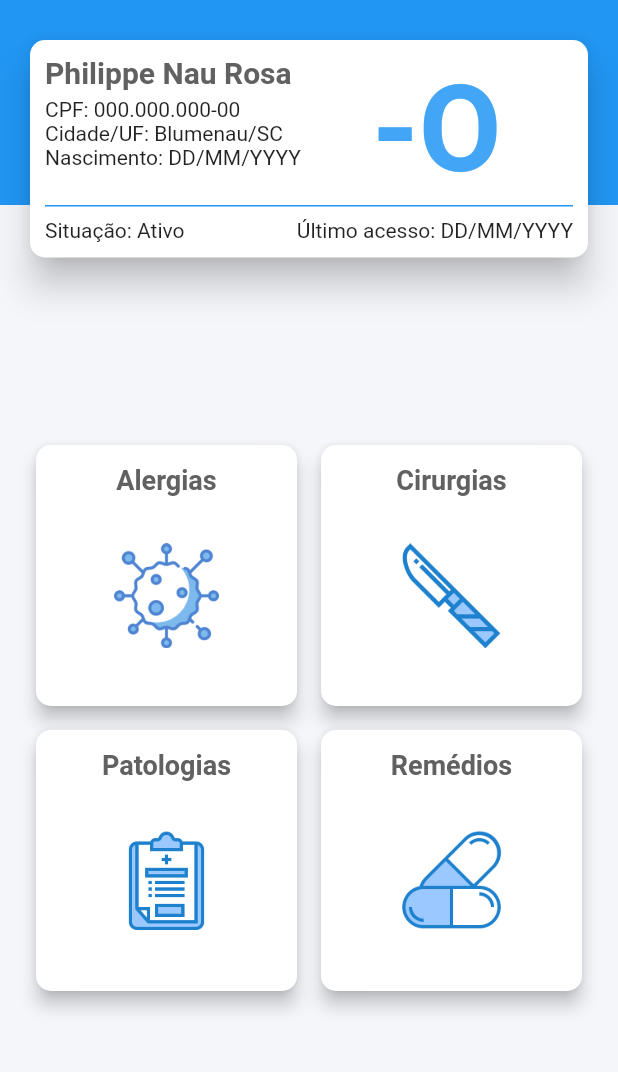
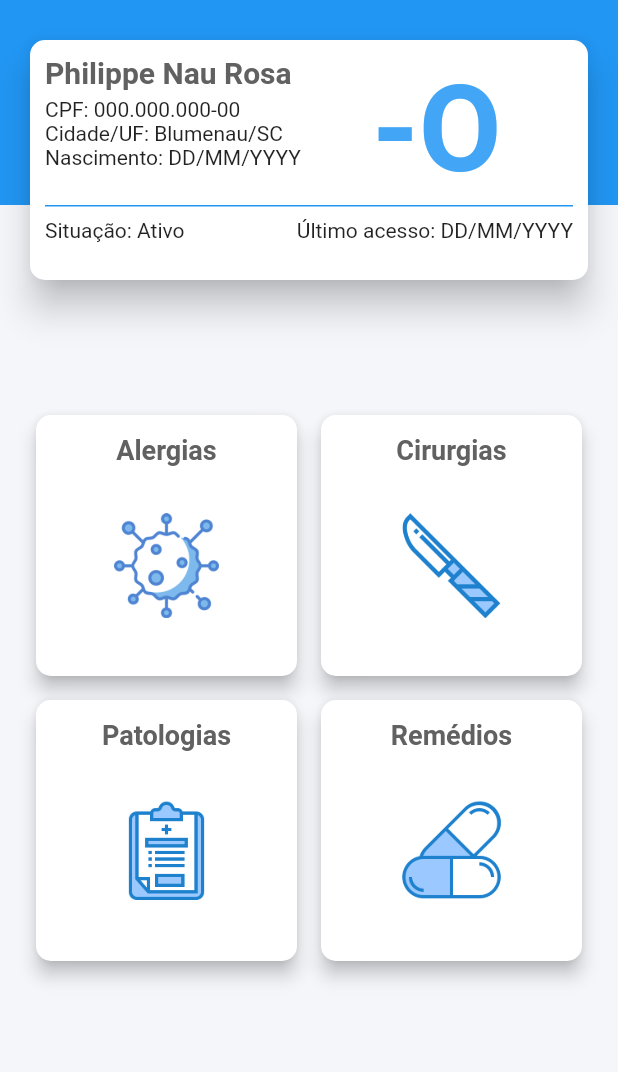
Before and after one commit to Philippe-Nau-zz/Cassio-app-user, a Flutter app: the screen it shows after launch, on a phone screen of 412 x 824 dp, the part 95-1167 px from its top. Run offline on Flutter 3.47's test engine with Material 2 defaults, Android fonts, the light colour scheme and no system bars; our stand-ins replace convex_bottom_bar, get.

Commit message:
height of home page

```diff
--- a/lib/views/home_page.dart
+++ b/lib/views/home_page.dart
@@ -20,17 +20,18 @@ class HomePage extends GetView<HomePageController> {
             width: double.infinity,
             height: double.infinity,
             child: LayoutBuilder(
-              builder: (context, constraints) => Column(
+              builder: (context, constraints) => SingleChildScrollView(
+                child: Column(
                   children: [
                     Header(),
                     SizedBox(height: 10),
                     UserInfoCard(),
-                  SizedBox(height: 40),
                     Container(
                         alignment: Alignment.center,
-                      height: constraints.maxHeight - 290,
+                        height: constraints.maxHeight - 280,
                         child: MainGridView()),
                   ],
+                ),
               ),
             ),
           ),
--- a/lib/widgets/main_gridView.dart
+++ b/lib/widgets/main_gridView.dart
@@ -8,7 +8,7 @@ class MainGridView extends StatelessWidget {
   @override
   Widget build(BuildContext context) {
     return GridView.builder(
-      padding: EdgeInsets.symmetric(horizontal: 20),
+      padding: EdgeInsets.all(20),
       shrinkWrap: true,
       gridDelegate: SliverGridDelegateWithFixedCrossAxisCount(
         childAspectRatio: 1,
--- a/lib/widgets/userInfo_card.dart
+++ b/lib/widgets/userInfo_card.dart
@@ -16,6 +16,7 @@ class UserInfoCard extends StatelessWidget {
           Get.toNamed('/tabviewpages', arguments: 0);
         },
         child: Container(
+          height: 160,
           padding: EdgeInsets.all(10),
           child: Column(
             children: [
```
Lines whose indentation alone changed are shown as unchanged.
